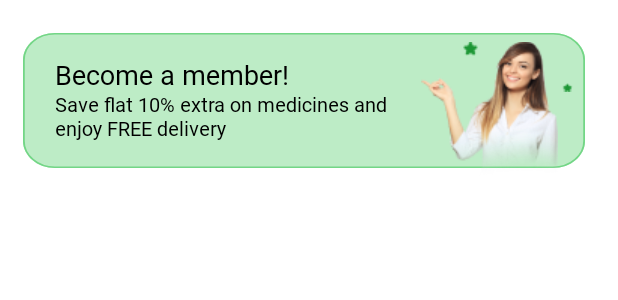
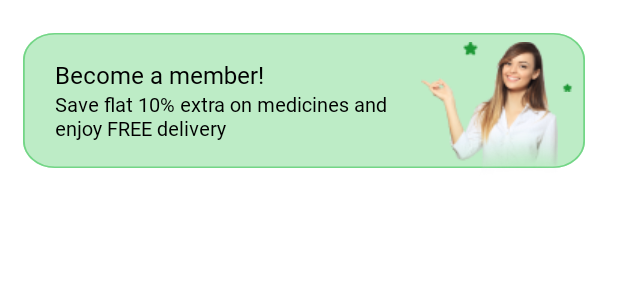
Before and after one commit to karan-nga/MedicineApp, an Android app: the layout single_screen.xml on its own in the app's theme, with its tools: preview values and no code run, on a phone screen of 412 x 824 dp. Shown: the top 300 px of the screen. Run offline under Robolectric (Android 15) with nearby library versions, the phone set to English and light mode, and no system bars.

Commit message:
Merge remote-tracking branch 'origin/master'

```diff
--- a/app/src/main/res/layout/card_1_layout.xml
+++ b/app/src/main/res/layout/card_1_layout.xml
@@ -48,7 +48,7 @@
             android:singleLine="true"
             android:text="Upload your prescription"
             android:textColor="#000000"
-            android:textSize="15sp"
+            android:textSize="13sp"
             app:layout_constraintLeft_toRightOf="@id/iv_card1_ic"
             app:layout_constraintRight_toRightOf="parent"
             app:layout_constraintTop_toTopOf="@id/iv_card1_ic"/>
@@ -116,7 +116,7 @@
                 android:singleLine="true"
                 android:text="Consult the doctor"
                 android:textColor="#000000"
-                android:textSize="15sp"
+                android:textSize="13sp"
                 app:layout_constraintLeft_toRightOf="@id/iv_card1_ic2"
                 app:layout_constraintRight_toRightOf="parent"
                 app:layout_constraintTop_toTopOf="@id/iv_card1_ic2"
--- a/app/src/main/res/layout/single_screen.xml
+++ b/app/src/main/res/layout/single_screen.xml
@@ -26,12 +26,12 @@
         app:layout_constraintTop_toTopOf="@id/single_screen_v1"
         app:layout_constraintLeft_toLeftOf="@id/single_screen_v1"
         android:text="Become a member!"
-        android:layout_marginLeft="21dp"
+        android:layout_marginStart="21dp"
         android:textColor="#000000"
         android:layout_marginTop="14dp"
         android:layout_marginBottom="60dp"
         android:fontFamily="@font/robotoregular"
-        android:textSize="18sp"
+        android:textSize="16sp"
         app:layout_constraintBottom_toBottomOf="parent"
         />
     <TextView
@@ -41,7 +41,7 @@
         app:layout_constraintTop_toTopOf="@id/single_screen_v1"
         app:layout_constraintLeft_toLeftOf="@id/single_screen_v1"
         android:text="Save flat 10% extra on medicines and \nenjoy FREE delivery"
-        android:layout_marginLeft="21dp"
+        android:layout_marginStart="21dp"
         android:textColor="#000000"
         android:layout_marginTop="38dp"
         android:layout_marginBottom="28dp"
--- a/app/src/main/res/values/arrays.xml
+++ b/app/src/main/res/values/arrays.xml
@@ -6,10 +6,5 @@
         <item>3</item>
         <item>4</item>
         <item>5</item>
-        <item>6</item>
-        <item>7</item>
-        <item>8</item>
-        <item>9</item>
-        <item>10</item>
     </string-array>
 </resources>
```
